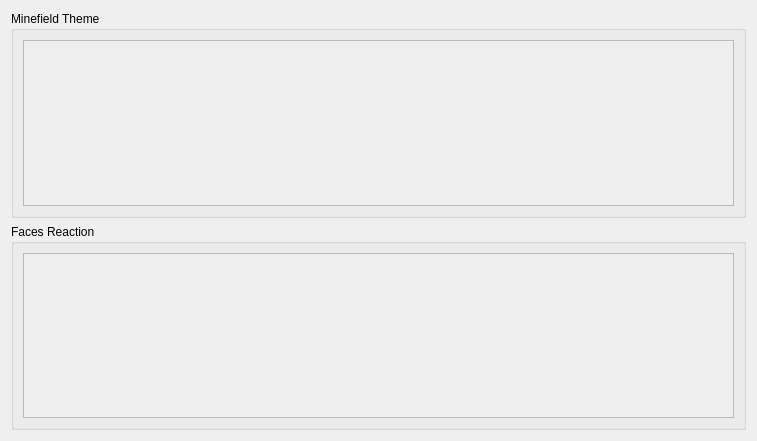
Above: src/gameplaythemechooser.ui from Bollos00/LibreMines before the change. Below: the same form after it.
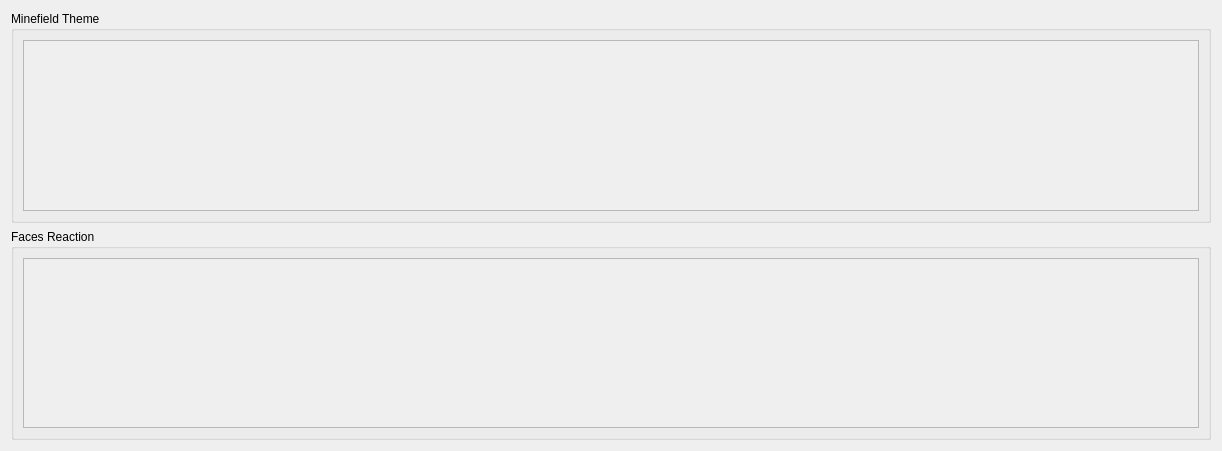
That is the form after the change.

What changed in the file:
```diff
--- a/src/gameplaythemechooser.ui
+++ b/src/gameplaythemechooser.ui
@@ -6,8 +6,8 @@
    <rect>
     <x>0</x>
     <y>0</y>
-    <width>757</width>
-    <height>441</height>
+    <width>1222</width>
+    <height>451</height>
    </rect>
   </property>
   <property name="windowTitle">
@@ -30,8 +30,8 @@
           <rect>
            <x>0</x>
            <y>0</y>
-           <width>713</width>
-           <height>158</height>
+           <width>1178</width>
+           <height>163</height>
           </rect>
          </property>
          <layout class="QFormLayout" name="scrollAreaMinefieldWidgetContentsLayout">
@@ -67,8 +67,8 @@
           <rect>
            <x>0</x>
            <y>0</y>
-           <width>713</width>
-           <height>157</height>
+           <width>1178</width>
+           <height>162</height>
           </rect>
          </property>
          <layout class="QFormLayout" name="scrollAreaFacesReactionWidgetContentsLayout">
```
